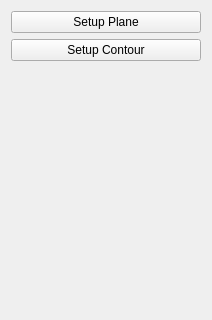
First picture: the form in src/QOrthodonticsWidget.ui, repository wuzhuobin/Orthodontics, before the edit; both pictures show x 0 to 212 and y 0 to 320 of the 212 by 700 pixel window.
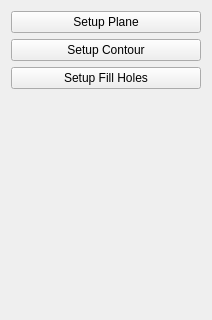
Second picture: the form after the edit.

Commit message: Add fill holes ui

What changed in the file:
```diff
--- a/src/QOrthodonticsWidget.ui
+++ b/src/QOrthodonticsWidget.ui
@@ -40,6 +40,19 @@
      </attribute>
     </widget>
    </item>
+   <item>
+    <widget class="QPushButton" name="pushButtonFillHoles">
+     <property name="text">
+      <string>Setup Fill Holes</string>
+     </property>
+     <property name="checkable">
+      <bool>true</bool>
+     </property>
+     <attribute name="buttonGroup">
+      <string notr="true">buttonGroup</string>
+     </attribute>
+    </widget>
+   </item>
    <item>
     <spacer name="verticalSpacer">
      <property name="orientation">
```
The commit also changes 5 other files.
